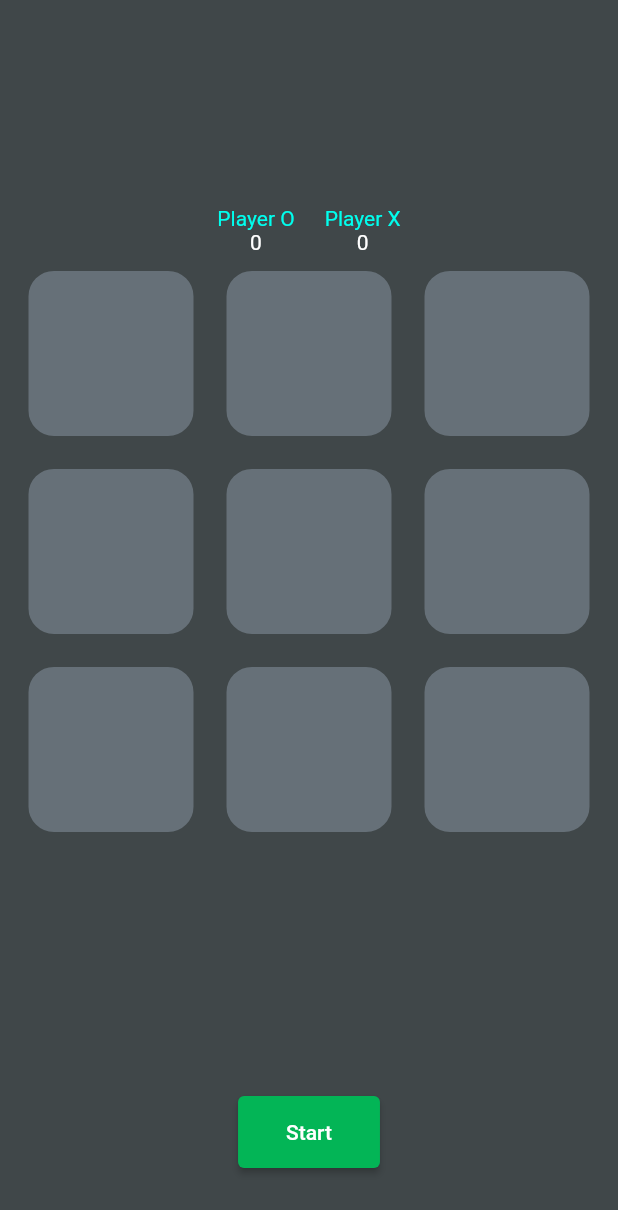
After one commit to Melak-12/flutter_TodDo_App, a Flutter app: the GameHome screen opened directly, on a phone screen of 412 x 824 dp. The commit adds this screen. Shown: the top 1210 px of the screen. Run offline on Flutter 3.47's test engine with Material 2 defaults, Android fonts, the phone set to English and light mode, and no system bars.

Commit message:
go to widget/main2 to start the game

```diff
--- a/lib/main.dart
+++ b/lib/main1.dart
@@ -13,10 +13,10 @@ class MyApp extends StatelessWidget {
   Widget build(BuildContext context) {
     return MaterialApp(
       debugShowCheckedModeBanner: false,
-      title: 'My Tasks',
+      // title: 'My s',
       theme: ThemeData(
-        primaryColor: const Color.fromARGB(255, 8, 85, 68),
-      ),
+          // primaryColor: const Color.fromARGB(255, 8, 85, 68),
+          ),
       home: const HomePage(),
     );
   }
--- /dev/null
+++ b/lib/screens/home_tiktak.dart
@@ -0,0 +1,352 @@
+import 'package:flutter/material.dart';
+import 'dart:async';
+
+class GameHome extends StatefulWidget {
+  const GameHome({super.key});
+
+  @override
+  State<GameHome> createState() => _GameHomeState();
+}
+
+class _GameHomeState extends State<GameHome> {
+  List<String> displayXO = [
+    '',
+    '',
+    '',
+    '',
+    '',
+    '',
+    '',
+    '',
+    '',
+  ];
+  List<int> matchedIndex = [];
+
+  bool oTurn = true;
+  String resultDeclaration = '';
+  int oScore = 0;
+  int xscore = 0;
+  int filledBoxes = 0;
+  bool winnerFound = false;
+  int attempt = 0;
+  static const maxSeconds = 15;
+  int seconds = maxSeconds;
+  Timer? timer;
+  void startTimer() {
+    timer = Timer.periodic(const Duration(seconds: 1), (timer) {
+      setState(() {
+        if (seconds > 0) {
+          seconds--;
+        } else {
+          stopTimer();
+        }
+      });
+    });
+  }
+
+  void stopTimer() {
+    resetTimer();
+    timer?.cancel();
+  }
+
+  void resetTimer() {
+    seconds = maxSeconds;
+  }
+
+  @override
+  Widget build(BuildContext context) {
+    return Scaffold(
+      backgroundColor: const Color.fromARGB(255, 64, 71, 73),
+      body: Padding(
+        padding: const EdgeInsets.all(8.0),
+        child: Column(
+          children: [
+            const Padding(padding: EdgeInsets.only(left: 43)),
+            Expanded(
+              flex: 1,
+              child: Center(
+                child: Container(
+                    child: Row(
+                  mainAxisAlignment: MainAxisAlignment.center,
+                  children: [
+                    Column(
+                      mainAxisAlignment: MainAxisAlignment.end,
+                      children: [
+                        const Text(
+                          "Player O",
+                          style: TextStyle(
+                            color: Color.fromARGB(255, 0, 255, 238),
+                          ),
+                        ),
+                        Text(
+                          oScore.toString(),
+                          style: const TextStyle(
+                            color: Colors.white,
+                          ),
+                        )
+                      ],
+                    ),
+                    const SizedBox(
+                      width: 20,
+                      height: 20,
+                    ),
+                    Column(
+                      mainAxisAlignment: MainAxisAlignment.end,
+                      children: [
+                        const Text(
+                          "Player X",
+                          style: TextStyle(
+                            color: Color.fromARGB(255, 0, 255, 238),
+                          ),
+                        ),
+                        Text(
+                          xscore.toString(),
+                          style: const TextStyle(
+                            color: Colors.white,
+                          ),
+                        ),
+                      ],
+                    ),
+                  ],
+                )),
+              ),
+            ),
+            Expanded(
+              flex: 3,
+              child: GridView.builder(
+                itemCount: 9,
+                gridDelegate: const SliverGridDelegateWithFixedCrossAxisCount(
+                  crossAxisCount: 3,
+                ),
+                itemBuilder: (BuildContext context, int index) {
+                  return GestureDetector(
+                    onTap: () {
+                      _tapped(index);
+                    },
+                    child: Container(
+                        padding: const EdgeInsets.all(11),
+                        margin: const EdgeInsets.all(8),
+                        decoration: BoxDecoration(
+                          borderRadius: BorderRadius.circular(20),
+                          border: Border.all(
+                            width: 3,
+                            color: const Color.fromARGB(255, 64, 71, 73),
+                          ),
+                          color: matchedIndex.contains(index)
+                              ? Colors.green
+                              : Color.fromARGB(255, 102, 112, 120),
+                        ),
+                        child: Center(
+                          child: Text(
+                            displayXO[index],
+                            style: const TextStyle(
+                                color: Color.fromARGB(255, 0, 0, 0),
+                                fontSize: 42),
+                          ),
+                        )),
+                  );
+                },
+              ),
+            ),
+            Expanded(
+              flex: 1,
+              child: Center(
+                child: Column(
+                  mainAxisAlignment: MainAxisAlignment.center,
+                  children: [
+                    Text(
+                      resultDeclaration,
+                      style: const TextStyle(
+                          color: Color.fromARGB(255, 7, 208, 0), fontSize: 25),
+                    ),
+                    const SizedBox(height: 10),
+                    buildTimer()
+                  ],
+                ),
+              ),
+            ),
+          ],
+        ),
+      ),
+    );
+  }
+
+  void _tapped(int index) {
+    final isRunning = timer == null ? false : timer!.isActive;
+    if (isRunning) {
+      setState(() {
+        if (oTurn && displayXO[index] == '') {
+          displayXO[index] = 'O';
+          filledBoxes++;
+        } else {
+          displayXO[index] = 'X';
+          filledBoxes++;
+        }
+        oTurn = !oTurn;
+        checkWinner();
+      });
+    }
+  }
+
+  Widget buildTimer() {
+    final isRunning = timer == null ? false : timer!.isActive;
+    return isRunning
+        ? SizedBox(
+            height: 50,
+            width: 50,
+            child: Stack(
+              fit: StackFit.expand,
+              children: [
+                CircularProgressIndicator(
+                  value: 1 - seconds / maxSeconds,
+                  valueColor: const AlwaysStoppedAnimation(
+                      Color.fromARGB(255, 255, 0, 0)),
+                  strokeWidth: 8,
+                  backgroundColor: const Color.fromARGB(255, 132, 136, 143),
+                ),
+                Center(
+                  child: Text(
+                    '$seconds',
+                    style: const TextStyle(
+                        color: Color.fromARGB(255, 0, 255, 17), fontSize: 20),
+                  ),
+                )
+              ],
+            ),
+          )
+        : ElevatedButton(
+            style: ElevatedButton.styleFrom(
+              backgroundColor: const Color.fromARGB(255, 3, 181, 86),
+              padding: const EdgeInsets.symmetric(
+                horizontal: 32,
+                vertical: 16,
+              ),
+            ),
+            onPressed: () {
+              startTimer();
+              _clearBoard();
+              attempt++;
+            },
+            child: Text(
+              attempt == 0 ? "Start" : "Play agin",
+              style: TextStyle(color: const Color.fromARGB(255, 255, 255, 255)),
+            ),
+          );
+  }
+
+  void checkWinner() {
+    // check the first row
+    if (displayXO[0] == displayXO[1] &&
+        displayXO[0] == displayXO[2] &&
+        displayXO[0] != '') {
+      setState(() {
+        matchedIndex.addAll([0, 1, 2]);
+        stopTimer();
+        updateScore(displayXO[0]);
+      });
+    }
+    // check the second row
+    if (displayXO[3] == displayXO[4] &&
+        displayXO[3] == displayXO[5] &&
+        displayXO[3] != '') {
+      setState(() {
+        matchedIndex.addAll([3, 4, 5]);
+        stopTimer();
+        resultDeclaration = 'Player  ' + "  " + displayXO[3] + "  " + "Wins";
+        updateScore(displayXO[3]);
+      });
+    }
+    // check the third row
+    if (displayXO[6] == displayXO[7] &&
+        displayXO[6] == displayXO[8] &&
+        displayXO[6] != '') {
+      setState(() {
+        matchedIndex.addAll([6, 7, 8]);
+        stopTimer();
+        resultDeclaration = 'Player  ' + "  " + displayXO[6] + "  " + "Wins";
+        updateScore(displayXO[6]);
+      });
+    }
+    // check the first col
+    if (displayXO[0] == displayXO[3] &&
+        displayXO[0] == displayXO[6] &&
+        displayXO[0] != '') {
+      setState(() {
+        matchedIndex.addAll([0, 3, 6]);
+        stopTimer();
+        resultDeclaration = 'Player  ' + "  " + displayXO[0] + "  " + "Wins";
+        updateScore(displayXO[0]);
+      });
+    }
+    // check the second col
+    if (displayXO[1] == displayXO[4] &&
+        displayXO[1] == displayXO[7] &&
+        displayXO[1] != '') {
+      setState(() {
+        matchedIndex.addAll([1, 4, 7]);
+        stopTimer();
+        resultDeclaration = 'Player  ' + "  " + displayXO[1] + "  " + "Wins";
+        updateScore(displayXO[1]);
+      });
+    }
+    // check the third col
+    if (displayXO[2] == displayXO[5] &&
+        displayXO[2] == displayXO[8] &&
+        displayXO[2] != '') {
+      setState(() {
+        matchedIndex.addAll([2, 5, 8]);
+        stopTimer();
+        resultDeclaration = 'Player  ' + "  " + displayXO[2] + "  " + "Wins";
+        updateScore(displayXO[2]);
+      });
+    }
+    // check the first diagonal
+    if (displayXO[0] == displayXO[4] &&
+        displayXO[0] == displayXO[8] &&
+        displayXO[0] != '') {
+      setState(() {
+        matchedIndex.addAll([0, 4, 8]);
+        stopTimer();
+        resultDeclaration = 'Player  ' + "  " + displayXO[0] + "  " + "Wins";
+        updateScore(displayXO[0]);
+      });
+    }
+    // check the first row
+    if (displayXO[2] == displayXO[4] &&
+        displayXO[2] == displayXO[6] &&
+        displayXO[2] != '') {
+      setState(() {
+        matchedIndex.addAll([2, 4, 6]);
+        stopTimer();
+        resultDeclaration = 'Player  ' + "  " + displayXO[2] + "  " + "Wins";
+        updateScore(displayXO[2]);
+      });
+    }
+    if (!winnerFound && filledBoxes == 9) {
+      setState(() {
+        resultDeclaration = "No one Wins!";
+        stopTimer();
+      });
+    }
+  }
+
+  void updateScore(String winner) {
+    if (winner == "O") {
+      oScore++;
+    } else if (winner == "X") {
+      xscore++;
+    }
+    winnerFound = true;
+  }
+
+  void _clearBoard() {
+    setState(() {
+      for (int i = 0; i < 9; i++) {
+        displayXO[i] = '';
+      }
+      resultDeclaration = '';
+      matchedIndex = [];
+    });
+    filledBoxes = 0;
+  }
+}
--- /dev/null
+++ b/lib/widgets/main2.dart
@@ -0,0 +1,18 @@
+import 'package:flutter/material.dart';
+import 'package:task/screens/home_tiktak.dart';
+
+void main() {
+  runApp(const MyApp());
+}
+
+class MyApp extends StatelessWidget {
+  const MyApp({super.key});
+
+  @override
+  Widget build(BuildContext context) {
+    return const MaterialApp(
+      debugShowCheckedModeBanner: false,
+      home: GameHome(),
+    );
+  }
+}
--- /dev/null
+++ b/lib/widgets/main3.dart
@@ -0,0 +1,14 @@
+import 'package:flutter/material.dart';
+
+void main() {
+  runApp(const MyApp());
+}
+
+class MyApp extends StatelessWidget {
+  const MyApp({super.key});
+
+  @override
+  Widget build(BuildContext context) {
+    return MaterialApp();
+  }
+}
```
Also changed, not shown: lib/screens/home.dart (+33 -1 lines), 3 other files.
